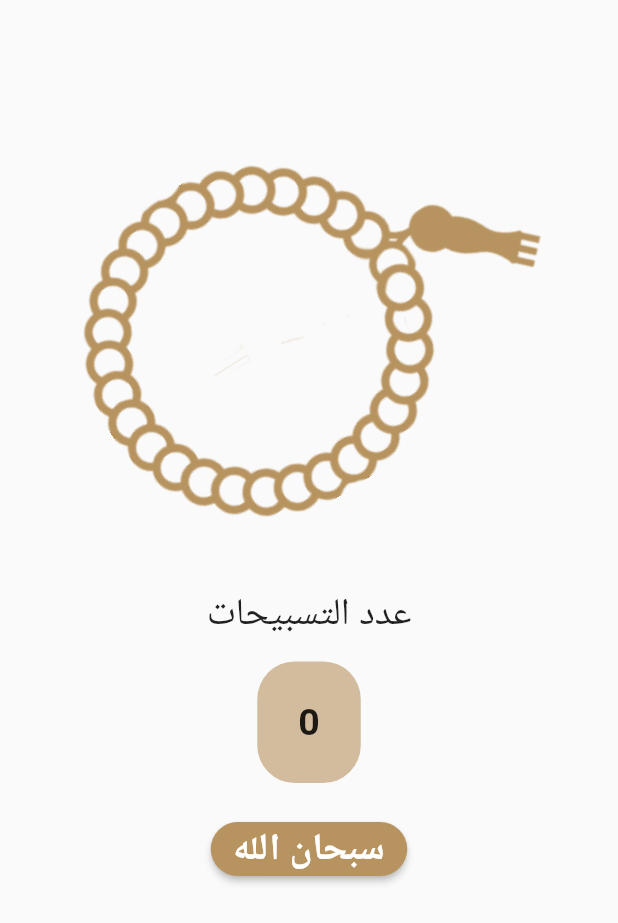
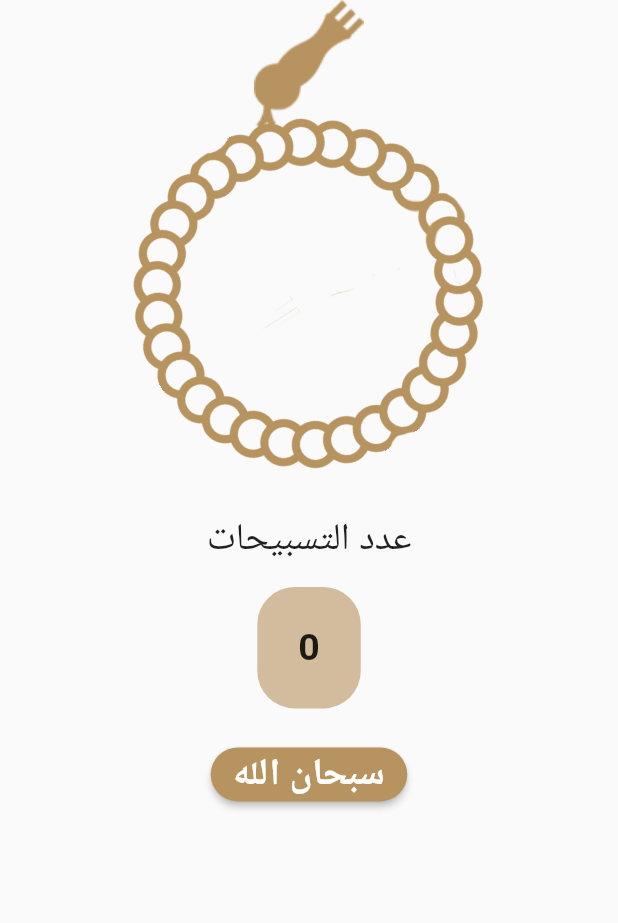
Before and after one commit to moaza30/islamy_app, a Flutter app: the Sb7a widget shown alone on an empty page, opened directly, on a phone screen of 412 x 824 dp. Shown: the top 923 px of the screen. Run offline on Flutter 3.47's test engine with Material 2 defaults, Android fonts, the phone set to English and light mode, and no system bars; missing offline and left inert: arabic_numbers.

Commit message:
uptade-1
initial commit

```diff
--- a/lib/widgets/sb7a_screen_widget/sb7a.dart
+++ b/lib/widgets/sb7a_screen_widget/sb7a.dart
@@ -29,12 +29,26 @@ class _Sb7aState extends State<Sb7a> {
       children: [
         Expanded(
           child: Container(
-            padding: EdgeInsets.only(top: 50),
             width: MediaQuery.of(context).size.width,
             child: Column(
               children: [
-                Transform.rotate(
-                    angle: angle, child: Image.asset('assets/images/Sb7a.png')),
+                Stack(
+                  children: [
+                    Container(
+                      alignment: Alignment.topCenter,
+                      child: Image.asset('assets/images/head of sb7a.png'),
+                    ),
+                    Container(
+                      alignment: Alignment.center,
+                      margin: EdgeInsets.only(
+                          top: MediaQuery.of(context).size.width * 0.19),
+                      child: Transform.rotate(
+                        angle: angle,
+                        child: Image.asset('assets/images/sb7a.png'),
+                      ),
+                    ),
+                  ],
+                ),
                 Container(
                   margin: EdgeInsets.only(top: 30, bottom: 15),
                   child: Text(
--- a/pubspec.yaml
+++ b/pubspec.yaml
@@ -31,6 +31,7 @@ dependencies:
     sdk: flutter
   arabic_numbers: ^1.0.0
   cupertino_icons: ^1.0.2
+
 
 dev_dependencies:
   flutter_test:
```
Also changed, not shown: assets/images/2.0x/head of sb7a@2x.png (added), assets/images/2.0x/sb7a.png (renamed from assets/images/2.0x/Group 17@2x.png), assets/images/3.0x/head of sb7a@3x.png (added), assets/images/3.0x/sb7a.png (renamed from assets/images/3.0x/Group 17@3x.png), assets/images/Sb7a.png (deleted), assets/images/head of sb7a.png (added), assets/images/sb7a.png (renamed from assets/images/Group 17.png).
